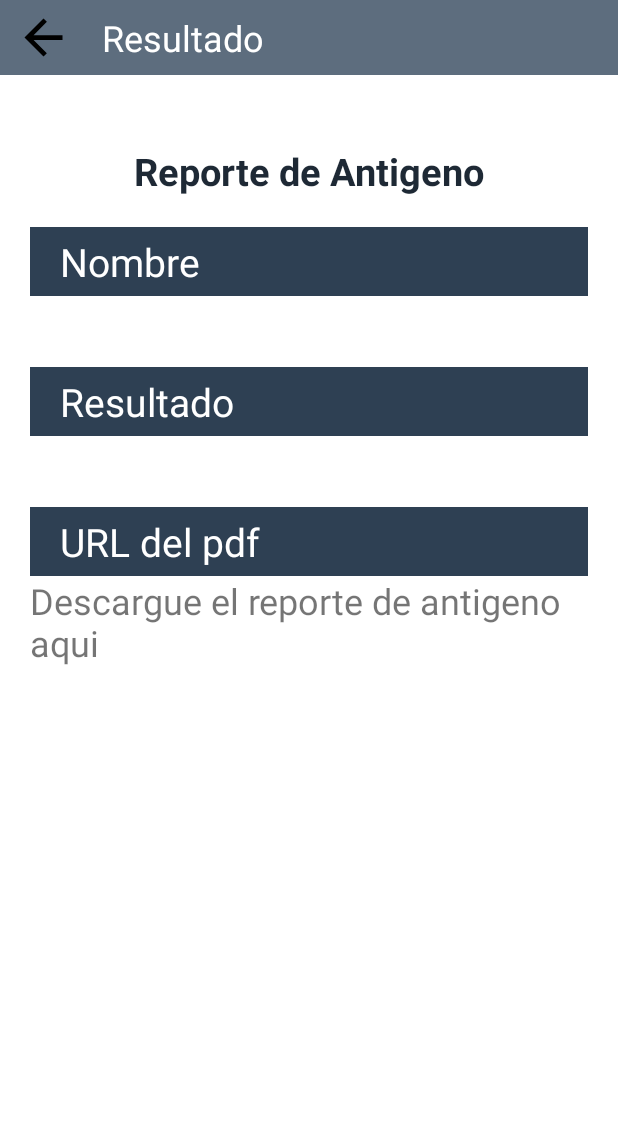
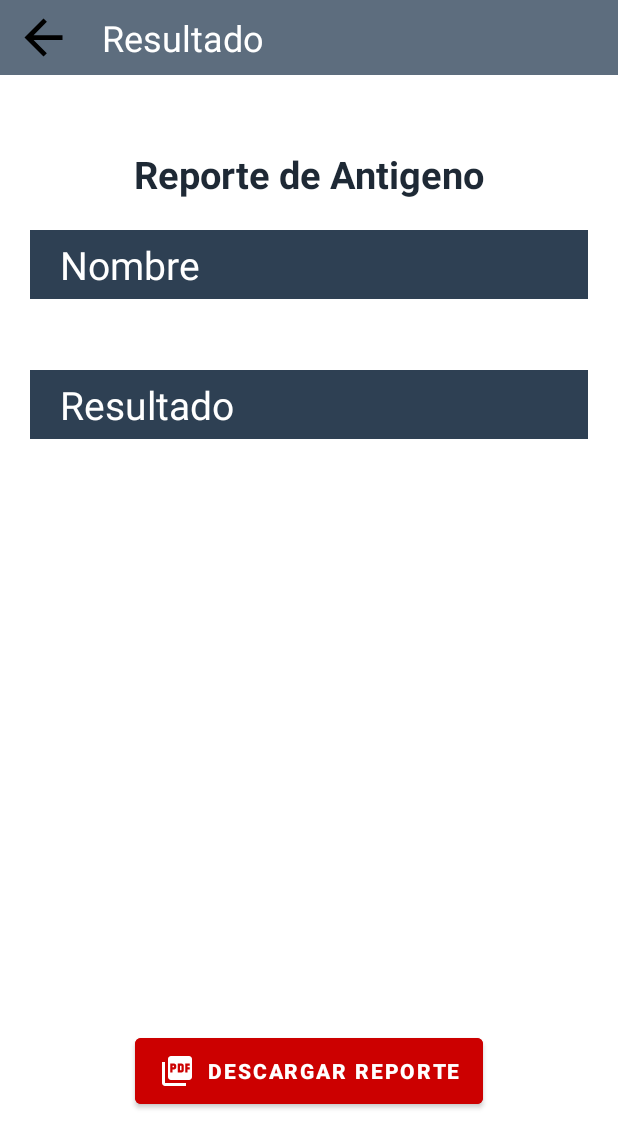
Before and after one commit to Arellanox/subir-resultados-antigeno, an Android app: the ANTIGENO_consultar_resultado screen opened directly, with no data from a screen before it, on a phone screen of 412 x 824 dp. Shown: the top 1148 px of the screen. Run offline under Robolectric (Android 15) with nearby library versions, the phone set to English and light mode, and no system bars; our stand-ins replace Volley; network calls fail.

Commit message:
Cambios de diseño

```diff
--- a/app/src/main/java/com/example/refineria/ANTIGENO/ANTIGENO_consultar_resultado.kt
+++ b/app/src/main/java/com/example/refineria/ANTIGENO/ANTIGENO_consultar_resultado.kt
@@ -1,6 +1,8 @@
 package com.example.refineria.ANTIGENO
 
+import android.content.Intent
 import android.graphics.Color
+import android.net.Uri
 import androidx.appcompat.app.AppCompatActivity
 import android.os.Bundle
 import android.util.Log
@@ -29,13 +31,12 @@ class ANTIGENO_consultar_resultado : AppCompatActivity() {
         }else{
             txtResultadoReporte.setTextColor(Color.GREEN)
         }
-        consultarPDF(id_paciente)
+
         backHome.setOnClickListener { finish() }
-
+        btnDescargarPDF.setOnClickListener { consultarPDF(id_paciente) }
     }
 
     fun consultarPDF(id_paciente: Int?){
-        Toast.makeText(this,"Verifique los datos de su paciente en el reporte", Toast.LENGTH_SHORT).show()
         //var url = prefs.getURLPDF()
         var url = "http://bimotest.com/Bimo-lab_test/movil/antigenos/pdf/pdf.php"
         val arreglo = JSONObject()
@@ -52,7 +53,7 @@ class ANTIGENO_consultar_resultado : AppCompatActivity() {
             if (codigo==1){
                 var urlPdf = json.getString("datos")
                 //Toast.makeText(this,"Respuesta: ${urlPdf}", Toast.LENGTH_SHORT).show()
-                txtURLRespuesta.text = urlPdf
+                DescargarPDF(urlPdf)
 
             }else{
                 //Toast.makeText(this,"Error: PDF no encontrado", Toast.LENGTH_LONG).show()
@@ -66,4 +67,10 @@ class ANTIGENO_consultar_resultado : AppCompatActivity() {
         MySingleton.getInstance(this).addToRequestQueue(jsonObjectRequest)
 
     }
+
+    fun DescargarPDF(url:String?){
+        val i = Intent(Intent.ACTION_VIEW, Uri.parse(url))
+        startActivity(i)
+        Toast.makeText(this,"Verifique los datos de su paciente en el reporte", Toast.LENGTH_LONG).show()
+    }
 }
--- a/app/src/main/java/com/example/refineria/fragments/Antigeno.kt
+++ b/app/src/main/java/com/example/refineria/fragments/Antigeno.kt
@@ -60,7 +60,7 @@ class Antigeno : Fragment(), MainActivity.refreshList {
                 /* Create an Intent that will start the Menu-Activity. */
                 recycle(antigenos.lista)
                 view.swipeToRefresh.isRefreshing = false
-            }, 2000)
+            }, 1500)
 
         }
 
@@ -157,7 +157,7 @@ class Antigeno : Fragment(), MainActivity.refreshList {
             Handler(Looper.getMainLooper()).postDelayed({
                 /* Create an Intent that will start the Menu-Activity. */
                 recycle(antigenos.lista)
-            }, 2000)
+            }, 1500)
         }catch (e: Exception){
 
         }
--- /dev/null
+++ b/app/src/main/res/drawable/ic_baseline_picture_as_pdf_24.xml
@@ -0,0 +1,5 @@
+<vector android:height="24dp" android:tint="#FFFFFF"
+    android:viewportHeight="24" android:viewportWidth="24"
+    android:width="24dp" xmlns:android="http://schemas.android.com/apk/res/android">
+    <path android:fillColor="@android:color/white" android:pathData="M20,2L8,2c-1.1,0 -2,0.9 -2,2v12c0,1.1 0.9,2 2,2h12c1.1,0 2,-0.9 2,-2L22,4c0,-1.1 -0.9,-2 -2,-2zM11.5,9.5c0,0.83 -0.67,1.5 -1.5,1.5L9,11v2L7.5,13L7.5,7L10,7c0.83,0 1.5,0.67 1.5,1.5v1zM16.5,11.5c0,0.83 -0.67,1.5 -1.5,1.5h-2.5L12.5,7L15,7c0.83,0 1.5,0.67 1.5,1.5v3zM20.5,8.5L19,8.5v1h1.5L20.5,11L19,11v2h-1.5L17.5,7h3v1.5zM9,9.5h1v-1L9,8.5v1zM4,6L2,6v14c0,1.1 0.9,2 2,2h14v-2L4,20L4,6zM14,11.5h1v-3h-1v3z"/>
+</vector>
--- /dev/null
+++ b/app/src/main/res/drawable/ic_baseline_save_24.xml
@@ -0,0 +1,5 @@
+<vector android:height="24dp" android:tint="#FFFFFF"
+    android:viewportHeight="24" android:viewportWidth="24"
+    android:width="24dp" xmlns:android="http://schemas.android.com/apk/res/android">
+    <path android:fillColor="@android:color/white" android:pathData="M17,3L5,3c-1.11,0 -2,0.9 -2,2v14c0,1.1 0.89,2 2,2h14c1.1,0 2,-0.9 2,-2L21,7l-4,-4zM12,19c-1.66,0 -3,-1.34 -3,-3s1.34,-3 3,-3 3,1.34 3,3 -1.34,3 -3,3zM15,9L5,9L5,5h10v4z"/>
+</vector>
--- a/app/src/main/res/layout/activity_antigeno_consultar_resultado.xml
+++ b/app/src/main/res/layout/activity_antigeno_consultar_resultado.xml
@@ -113,25 +113,6 @@
             android:tooltipText="Nombre del Paciente" />
 
         <TextView
-            android:layout_width="match_parent"
-            android:layout_height="wrap_content"
-            android:background="@color/colorFondoOscuro"
-            android:paddingLeft="20dp"
-            android:paddingTop="5dp"
-            android:paddingRight="20dp"
-            android:paddingBottom="5dp"
-            android:text="@string/url_del_pdf"
-            android:textColor="@color/white"
-            android:textSize="26sp"
-            android:tooltipText="Nombre del Paciente" />
-
-        <TextView
-            android:layout_width="match_parent"
-            android:layout_height="wrap_content"
-            android:text="@string/descargar_reporte"
-            android:textSize="24sp" />
-
-        <TextView
             android:id="@+id/txtURLRespuesta"
             android:layout_width="wrap_content"
             android:layout_height="wrap_content"
@@ -142,4 +123,31 @@
 
     </LinearLayout>
 
+    <LinearLayout
+        android:id="@+id/linearLayout9"
+        android:layout_width="match_parent"
+        android:layout_height="wrap_content"
+        android:layout_marginBottom="72dp"
+        android:orientation="vertical"
+        app:layout_constraintBottom_toBottomOf="parent"
+        app:layout_constraintEnd_toEndOf="parent"
+        app:layout_constraintStart_toStartOf="parent">
+
+        <Button
+            android:id="@+id/btnDescargarPDF"
+            android:layout_width="wrap_content"
+            android:layout_height="56dp"
+            android:layout_gravity="center"
+            android:layout_marginLeft="30dp"
+            android:layout_marginTop="10dp"
+            android:layout_marginRight="30dp"
+            android:layout_marginBottom="10dp"
+            android:backgroundTint="#CC0000"
+            android:drawableLeft="@drawable/ic_baseline_picture_as_pdf_24"
+            android:text="@string/descargar_reporte"
+            android:textColor="@color/white"
+            android:textStyle="bold" />
+
+    </LinearLayout>
+
 </androidx.constraintlayout.widget.ConstraintLayout>
--- a/app/src/main/res/layout/activity_antigeno_resultado_formulario.xml
+++ b/app/src/main/res/layout/activity_antigeno_resultado_formulario.xml
@@ -164,9 +164,9 @@
             android:layout_marginTop="10dp"
             android:layout_marginBottom="10dp"
             android:backgroundTint="@color/colorFondoOscuro"
-            android:text="@string/registrar"
+            android:text="@string/guardar"
             android:layout_gravity="center"
-            android:drawableLeft="@drawable/ic_baseline_camera_alt_24"
+            android:drawableLeft="@drawable/ic_baseline_save_24"
             android:textColor="@color/white"
             android:textStyle="bold" />
 
--- a/app/src/main/res/values/strings.xml
+++ b/app/src/main/res/values/strings.xml
@@ -45,5 +45,6 @@
     <string name="hello_first_fragment">Hello first fragment</string>
     <string name="hello_second_fragment">Hello second fragment. Arg: %1$s</string>
     <string name="url_del_pdf">URL del pdf</string>
-    <string name="descargar_reporte">Descargue el reporte de antigeno aqui</string>
+    <string name="descargar_reporte">Descargar reporte</string>
+    <string name="guardar">Guardar</string>
 </resources>
```
